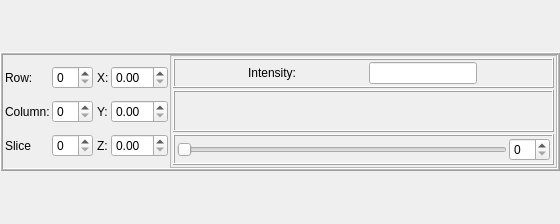
Qt form forms/voxelInformationWidget.ui (isis-group/vast) before a commit.
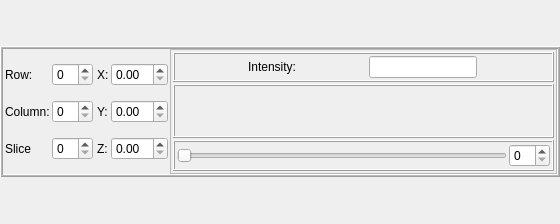
The same form after that commit.

Diff of the .ui file:
```diff
--- a/forms/voxelInformationWidget.ui
+++ b/forms/voxelInformationWidget.ui
@@ -288,11 +288,17 @@
             <item row="0" column="1">
              <widget class="QLabel" name="upperHalfColormapLabel">
               <property name="sizePolicy">
-               <sizepolicy hsizetype="Preferred" vsizetype="Preferred">
+               <sizepolicy hsizetype="Minimum" vsizetype="Minimum">
                 <horstretch>0</horstretch>
                 <verstretch>0</verstretch>
                </sizepolicy>
               </property>
+              <property name="minimumSize">
+               <size>
+                <width>100</width>
+                <height>20</height>
+               </size>
+              </property>
               <property name="text">
                <string/>
               </property>
@@ -326,6 +332,12 @@
             </item>
             <item row="1" column="0">
              <widget class="QLabel" name="lowerThresholdLabel">
+              <property name="sizePolicy">
+               <sizepolicy hsizetype="Preferred" vsizetype="Preferred">
+                <horstretch>0</horstretch>
+                <verstretch>0</verstretch>
+               </sizepolicy>
+              </property>
               <property name="font">
                <font>
                 <family>Bitstream Charter</family>
@@ -344,11 +356,17 @@
             <item row="1" column="1">
              <widget class="QLabel" name="lowerHalfColormapLabel">
               <property name="sizePolicy">
-               <sizepolicy hsizetype="Preferred" vsizetype="Preferred">
+               <sizepolicy hsizetype="Minimum" vsizetype="Minimum">
                 <horstretch>0</horstretch>
                 <verstretch>0</verstretch>
                </sizepolicy>
               </property>
+              <property name="minimumSize">
+               <size>
+                <width>100</width>
+                <height>20</height>
+               </size>
+              </property>
               <property name="text">
                <string/>
               </property>
@@ -356,6 +374,12 @@
             </item>
             <item row="1" column="2">
              <widget class="QLabel" name="upperThresholdLabel">
+              <property name="sizePolicy">
+               <sizepolicy hsizetype="Preferred" vsizetype="Preferred">
+                <horstretch>0</horstretch>
+                <verstretch>0</verstretch>
+               </sizepolicy>
+              </property>
               <property name="font">
                <font>
                 <family>Bitstream Charter</family>
```
